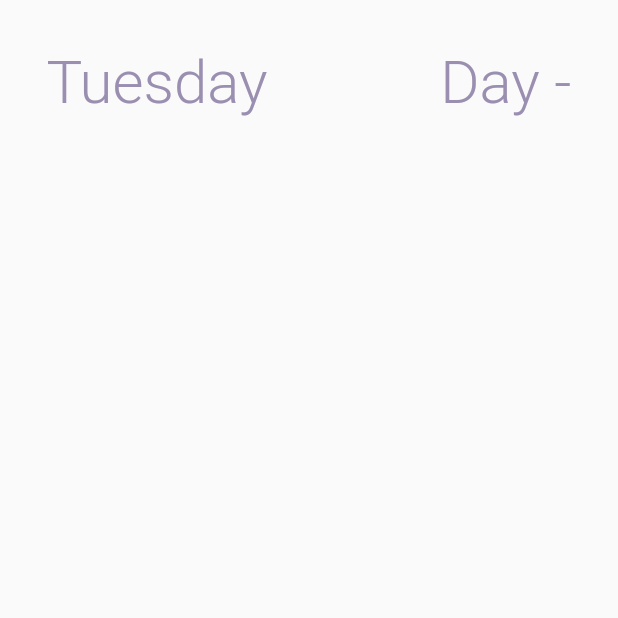
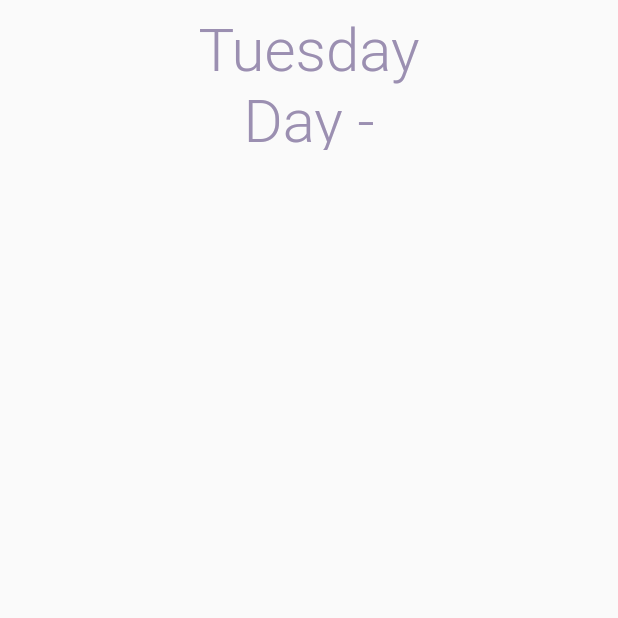
Before and after one commit to neilgoyal/DayTrak, a Flutter app: the screen it shows after launch, item 2 of the bottom bar chosen, on a phone screen of 412 x 824 dp, the top half of it. Run offline on Flutter 3.47's test engine with Material 2 defaults, Android fonts, the light colour scheme and no system bars; our stand-ins replace flutter_slidable, jiffy, shared_preferences, sliding_up_panel, sqflite; missing offline and left inert: encrypt, flutter_rounded_date_picker, popup_menu; accounts and stored records are empty; network calls fail; Roboto replaces fonts that are missing (Protipo Compact).

Commit message:
indicator option V.1.1

```diff
--- a/lib/main.dart
+++ b/lib/main.dart
@@ -94,7 +94,8 @@ class _MyHomePageState extends State<MyHomePage> {
             unselectedLabelColor: Color.fromRGBO(150, 150, 150, 1),
             indicatorSize: TabBarIndicatorSize.label,
             labelColor: Colors.black,
-            indicator: CircleTabIndicator(color: const Color(0xffbadfca), radius: 3.5),
+            // indicator: CircleTabIndicator(color: const Color(0xffbadfca), radius: 3.5),
+            indicator: CircleTabIndicator(color: Colors.transparent, radius: 3.5),
             enableFeedback: true,
 
           ),
--- a/lib/pages/timetable.dart
+++ b/lib/pages/timetable.dart
@@ -51,11 +51,11 @@ class _TimetableState extends State<TimetablePage> {
                             mainAxisAlignment: MainAxisAlignment.spaceBetween,
                             children: [
                               SizedBox(
-                                height: 10,
+                                height: 15,
                               ),
                               Row(
                                   mainAxisAlignment:
-                                      MainAxisAlignment.spaceBetween,
+                                      MainAxisAlignment.center,
                                   children: [
                                     Text(newDay,
                                         style: TextStyle(
@@ -63,7 +63,8 @@ class _TimetableState extends State<TimetablePage> {
                                           color: const Color(0xff9b8fb1),
                                           fontWeight: FontWeight.w300,
                                         )),
-                                    Container(
+                                  ]),
+                                  Container(
                                       child: FutureBuilder<DayDecrypted>(
                                         future: futureDay,
                                         builder: (context, snapshot) {
@@ -99,9 +100,7 @@ class _TimetableState extends State<TimetablePage> {
                                               ),
                                             );
                                         },
-                                      ),
-                                    ),
-                                  ])
+                                      ),)
                             ]))),
                 toolbarHeight: toolbarHeight,
               )),
```
